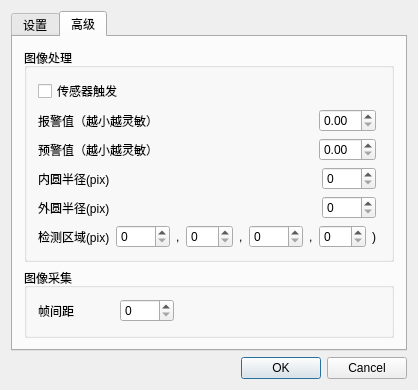
Above: sources/settingdialog.ui from cx3386/WheelMonitor before the change. Below: the same form after it.
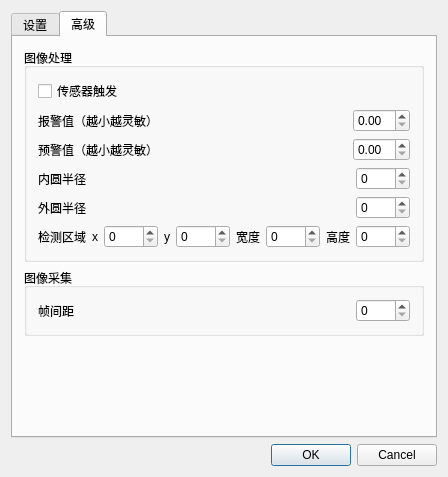
That is the form after the change. Icons and pictures are not drawn.

Diff of the .ui file:
```diff
--- a/sources/settingdialog.ui
+++ b/sources/settingdialog.ui
@@ -12,8 +12,8 @@
    <rect>
     <x>0</x>
     <y>0</y>
-    <width>418</width>
-    <height>343</height>
+    <width>434</width>
+    <height>477</height>
    </rect>
   </property>
   <property name="windowTitle">
@@ -108,12 +108,25 @@
        <string>高级</string>
       </attribute>
       <layout class="QGridLayout" name="gridLayout_4">
-       <item row="0" column="0" colspan="2">
+       <item row="2" column="0">
+        <spacer name="verticalSpacer">
+         <property name="orientation">
+          <enum>Qt::Vertical</enum>
+         </property>
+         <property name="sizeHint" stdset="0">
+          <size>
+           <width>20</width>
+           <height>40</height>
+          </size>
+         </property>
+        </spacer>
+       </item>
+       <item row="0" column="0">
         <widget class="QGroupBox" name="imageProcessGroupBox">
          <property name="title">
           <string>图像处理</string>
          </property>
-         <layout class="QFormLayout" name="formLayout_2">
+         <layout class="QGridLayout" name="gridLayout_3">
           <item row="0" column="0">
            <widget class="QCheckBox" name="sensorCheckBox">
             <property name="text">
@@ -122,8 +135,6 @@
            </widget>
           </item>
           <item row="1" column="0">
-           <layout class="QVBoxLayout" name="verticalLayout">
-            <item>
              <layout class="QHBoxLayout" name="horizontalLayout">
               <item>
                <widget class="QLabel" name="alarmRatioLabel">
@@ -157,7 +168,7 @@
               </item>
              </layout>
             </item>
-            <item>
+          <item row="2" column="0">
              <layout class="QHBoxLayout" name="horizontalLayout_2">
               <item>
                <widget class="QLabel" name="warningLabel">
@@ -191,12 +202,12 @@
               </item>
              </layout>
             </item>
-            <item>
+          <item row="3" column="0">
              <layout class="QHBoxLayout" name="horizontalLayout_3">
               <item>
                <widget class="QLabel" name="radiusMinLabel">
                 <property name="text">
-                 <string>内圆半径(pix)</string>
+               <string>内圆半径</string>
                 </property>
                 <property name="buddy">
                  <cstring>radiusMinSpinBox</cstring>
@@ -225,12 +236,12 @@
               </item>
              </layout>
             </item>
-            <item>
+          <item row="4" column="0">
              <layout class="QHBoxLayout" name="horizontalLayout_4">
               <item>
                <widget class="QLabel" name="radiusMaxLabel">
                 <property name="text">
-                 <string>外圆半径(pix)</string>
+               <string>外圆半径</string>
                 </property>
                 <property name="buddy">
                  <cstring>radiusMaxSpinBox</cstring>
@@ -259,84 +270,119 @@
               </item>
              </layout>
             </item>
-            <item>
+          <item row="5" column="0">
              <layout class="QHBoxLayout" name="horizontalLayout_7">
               <item>
                <widget class="QLabel" name="roiLabel_1">
                 <property name="text">
-                 <string>检测区域(pix)</string>
+               <string>检测区域</string>
+              </property>
+             </widget>
+            </item>
+            <item>
+             <spacer name="horizontalSpacer">
+              <property name="orientation">
+               <enum>Qt::Horizontal</enum>
+              </property>
+              <property name="sizeHint" stdset="0">
+               <size>
+                <width>40</width>
+                <height>20</height>
+               </size>
+              </property>
+             </spacer>
+            </item>
+            <item>
+             <widget class="QLabel" name="label_2">
+              <property name="text">
+               <string>x</string>
+              </property>
+              <property name="alignment">
+               <set>Qt::AlignRight|Qt::AlignTrailing|Qt::AlignVCenter</set>
+              </property>
+              <property name="buddy">
+               <cstring>roiSpinBox_x</cstring>
                 </property>
                </widget>
               </item>
               <item>
                <widget class="QSpinBox" name="roiSpinBox_x">
                 <property name="maximum">
-                 <number>1280</number>
+               <number>9999</number>
                 </property>
                </widget>
               </item>
               <item>
                <widget class="QLabel" name="roiLabel_2">
                 <property name="text">
-                 <string>,</string>
+               <string>y</string>
+              </property>
+              <property name="alignment">
+               <set>Qt::AlignRight|Qt::AlignTrailing|Qt::AlignVCenter</set>
+              </property>
+              <property name="buddy">
+               <cstring>roiSpinBox_y</cstring>
                 </property>
                </widget>
               </item>
               <item>
                <widget class="QSpinBox" name="roiSpinBox_y">
                 <property name="maximum">
-                 <number>720</number>
+               <number>9999</number>
                 </property>
                </widget>
               </item>
               <item>
                <widget class="QLabel" name="roiLabel_3">
                 <property name="text">
-                 <string>,</string>
+               <string>宽度</string>
+              </property>
+              <property name="alignment">
+               <set>Qt::AlignRight|Qt::AlignTrailing|Qt::AlignVCenter</set>
+              </property>
+              <property name="buddy">
+               <cstring>roiSpinBox_w</cstring>
                 </property>
                </widget>
               </item>
               <item>
                <widget class="QSpinBox" name="roiSpinBox_w">
                 <property name="maximum">
-                 <number>1280</number>
+               <number>9999</number>
                 </property>
                </widget>
               </item>
               <item>
                <widget class="QLabel" name="roiLabel_4">
                 <property name="text">
-                 <string>,</string>
+               <string>高度</string>
+              </property>
+              <property name="alignment">
+               <set>Qt::AlignRight|Qt::AlignTrailing|Qt::AlignVCenter</set>
+              </property>
+              <property name="buddy">
+               <cstring>roiSpinBox_h</cstring>
                 </property>
                </widget>
               </item>
               <item>
                <widget class="QSpinBox" name="roiSpinBox_h">
                 <property name="maximum">
-                 <number>720</number>
+               <number>9999</number>
                 </property>
                </widget>
               </item>
-              <item>
-               <widget class="QLabel" name="roiLabel_5">
-                <property name="text">
-                 <string>)</string>
-                </property>
-               </widget>
-              </item>
              </layout>
             </item>
            </layout>
-          </item>
-         </layout>
         </widget>
        </item>
-       <item row="1" column="0" colspan="2">
+       <item row="1" column="0">
         <widget class="QGroupBox" name="videoCaptureGroupBox">
          <property name="title">
           <string>图像采集</string>
          </property>
-         <layout class="QFormLayout" name="formLayout">
+         <layout class="QGridLayout" name="gridLayout_5">
           <item row="0" column="0">
            <layout class="QHBoxLayout" name="horizontalLayout_6">
             <item>
```
Left out of the diff: 79 changed lines with no effect on the pictures. Lines whose indentation alone changed are shown as unchanged.
